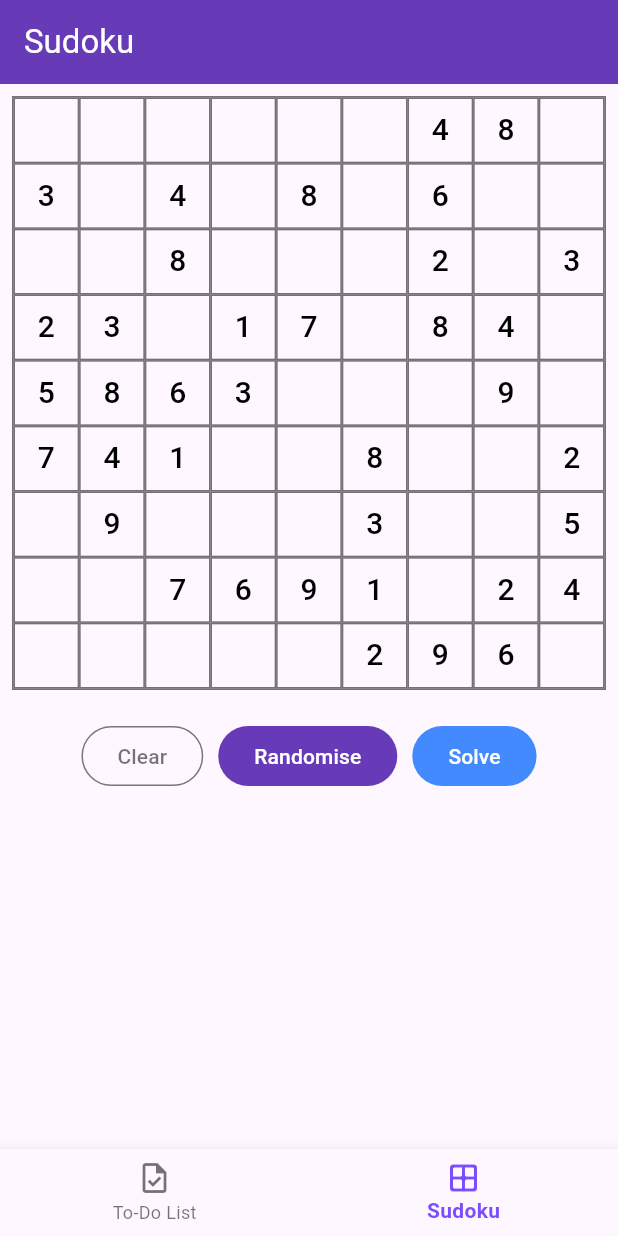
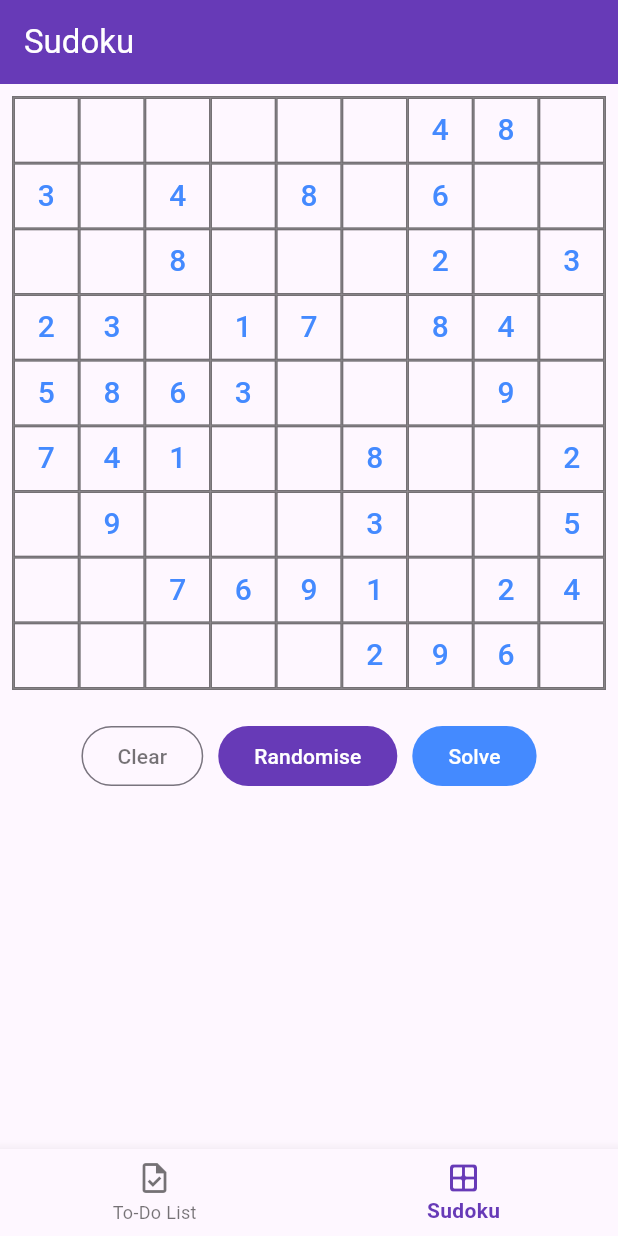
Before and after one commit to hmai2139/rapidmap-test, a Flutter app: the screen it shows after launch, item 2 of the bottom bar chosen, after a tap on "Randomise", on a phone screen of 412 x 824 dp. Run offline on Flutter 3.47's test engine with Material 3 defaults, Android fonts, the phone set to English and light mode, and no system bars; our stand-ins replace sqflite; accounts and stored records are empty.

Commit message:
Added a Colour class.

```diff
--- a/lib/main.dart
+++ b/lib/main.dart
@@ -1,5 +1,6 @@
 import 'package:flutter/material.dart';
 import 'package:provider/provider.dart';
+import 'package:rapidmap_test/stylings/app_colours.dart';
 import 'package:rapidmap_test/sudoku/sudoku.dart';
 import 'package:rapidmap_test/to_do_list/providers/task_provider.dart';
 import 'package:rapidmap_test/to_do_list/to_do_list.dart';
@@ -58,7 +59,7 @@ class _MyHomePageState extends State<MyHomePage> {
   Widget build(BuildContext context) {
     return Scaffold(
       appBar: AppBar(
-        backgroundColor: Colors.deepPurple,
+        backgroundColor: AppColours.primary,
         title: Text(
           pages[_currentPageIndex],
           style: const TextStyle(color: Colors.white),
@@ -78,7 +79,7 @@ class _MyHomePageState extends State<MyHomePage> {
       ),
       bottomNavigationBar: BottomNavigationBar(
         currentIndex: _currentPageIndex,
-        selectedItemColor: Colors.deepPurpleAccent,
+        selectedItemColor: AppColours.primary,
         selectedLabelStyle: const TextStyle(fontWeight: FontWeight.bold),
         onTap: _onItemTapped,
         items: const <BottomNavigationBarItem>[
--- /dev/null
+++ b/lib/stylings/app_colours.dart
@@ -0,0 +1,8 @@
+import 'package:flutter/material.dart';
+
+/// Class containing [Color]s used by app.
+
+class AppColours {
+  static Color primary = Colors.deepPurple;
+  static Color accent = Colors.deepPurpleAccent;
+}
--- a/lib/sudoku/sudoku.dart
+++ b/lib/sudoku/sudoku.dart
@@ -1,6 +1,8 @@
 import 'package:flutter/material.dart';
 import 'package:rapidmap_test/sudoku/utils/generator.dart' as generator;
 import 'package:rapidmap_test/sudoku/utils/solver.dart' as solver;
+
+import '../stylings/app_colours.dart';
 
 /// A 9x9 Sudoku game for RapidMap Developer Test Q2.
 /// User can input their own puzzles.
@@ -19,7 +21,8 @@ class _SudokuState extends State<Sudoku> {
   List<List<int>> _puzzle = generator.generateEmptySudoku();
 
   /// Colour array to differentiate numbers from input and solution.
-  List<List<Color>> _colours = generator.generateColours();
+  List<List<Color>> _colours =
+      generator.generateColours(generator.generateEmptySudoku());
 
   /// Whether puzzle is invalid.
   bool _isValid = false;
@@ -33,7 +36,7 @@ class _SudokuState extends State<Sudoku> {
 
   void _initialise() {
     _puzzle = generator.generateEmptySudoku();
-    _colours = generator.generateColours();
+    _colours = generator.generateColours(_puzzle);
   }
 
   _solvePuzzle() {
@@ -45,7 +48,7 @@ class _SudokuState extends State<Sudoku> {
             (row) => List.generate(
                 9,
                 (col) =>
-                    _puzzle[row][col] > 0 ? Colors.black : Colors.blueAccent));
+                    _puzzle[row][col] > 0 ? Colors.black : AppColours.primary));
         _puzzle = solution.puzzle;
       });
     } else {
@@ -53,16 +56,20 @@ class _SudokuState extends State<Sudoku> {
         context: context,
         builder: (BuildContext context) {
           return AlertDialog(
-            title: const Text(
+            title: Text(
               "No solutions found",
-              style: TextStyle(color: Colors.blueAccent),
+              style: TextStyle(color: AppColours.primary),
             ),
             content: const Text(
-                "The puzzle may be invalid or insufficient clues were provided."),
+              "The puzzle may be invalid or insufficient clues were provided.",
+              style: TextStyle(color: Colors.black54),
+            ),
             actions: [
               TextButton(
-                child: const Text("Bummer :(",
-                    style: TextStyle(color: Colors.blueAccent)),
+                child: Text(
+                  "Bummer :(",
+                  style: TextStyle(color: AppColours.primary),
+                ),
                 onPressed: () => Navigator.pop(context),
               ),
             ],
@@ -103,8 +110,8 @@ class _SudokuState extends State<Sudoku> {
                 mainAxisAlignment: MainAxisAlignment.center,
                 children: [
                   OutlinedButton(
-                    style:
-                        OutlinedButton.styleFrom(foregroundColor: Colors.black54),
+                    style: OutlinedButton.styleFrom(
+                        foregroundColor: Colors.black54),
                     onPressed: () => setState(() {
                       _initialise();
                     }),
@@ -113,7 +120,7 @@ class _SudokuState extends State<Sudoku> {
                   const SizedBox(width: 10),
                   FilledButton(
                     style: FilledButton.styleFrom(
-                        backgroundColor: Colors.deepPurple),
+                        backgroundColor: AppColours.primary),
                     onPressed: _generate,
                     child: const Text('Randomise'),
                   ),
--- a/lib/sudoku/utils/generator.dart
+++ b/lib/sudoku/utils/generator.dart
@@ -130,5 +130,11 @@ void printSudoku(List<List<int>> puzzle) {
 List<List<int>> generateEmptySudoku() =>
     List.generate(9, (_) => List.generate(9, (_) => 0));
 
-List<List<Color>> generateColours() =>
-    List.generate(9, (_) => List.generate(9, (_) => Colors.black));
+/// Generate a matching 2D array of [Color] based on the current puzzle.
+List<List<Color>> generateColours(List<List<int>> puzzle) {
+  return List.generate(9, (row) {
+    return List.generate(9, (col) {
+      return puzzle[row][col] > 0 ? Colors.black : Colors.blueAccent;
+    });
+  });
+}
--- a/lib/to_do_list/forms/task_input_form.dart
+++ b/lib/to_do_list/forms/task_input_form.dart
@@ -4,6 +4,7 @@ import 'package:rapidmap_test/to_do_list/models/database.dart';
 import 'package:rapidmap_test/to_do_list/models/task.dart';
 import 'package:rapidmap_test/to_do_list/providers/task_provider.dart';
 import 'package:rapidmap_test/to_do_list/utils/snackbar_utils.dart';
+import '../../stylings/app_colours.dart';
 import '../utils/datetime_utils.dart' as utils;
 import 'package:flutter/services.dart';
 
@@ -117,7 +118,7 @@ class _TaskInputFormState extends State<TaskInputForm> {
                 const SizedBox(width: 10),
                 FilledButton(
                   style: FilledButton.styleFrom(
-                      backgroundColor: Colors.deepPurple),
+                      backgroundColor: AppColours.primary),
                   onPressed: () async {
                     /// Validate the form before submission.
                     if (_formKey.currentState!.validate()) {
--- a/lib/to_do_list/to_do_list.dart
+++ b/lib/to_do_list/to_do_list.dart
@@ -6,6 +6,7 @@ import 'package:rapidmap_test/to_do_list/utils/datetime_utils.dart' as utils;
 import 'package:rapidmap_test/to_do_list/models/task.dart';
 import 'package:rapidmap_test/to_do_list/utils/snackbar_utils.dart';
 
+import '../stylings/app_colours.dart';
 import 'models/task_filter_options.dart';
 
 class ToDoList extends StatefulWidget {
@@ -52,7 +53,7 @@ class _ToDoListState extends State<ToDoList> {
       ),
       floatingActionButton: FloatingActionButton(
         shape: const CircleBorder(),
-        backgroundColor: Colors.deepPurple,
+        backgroundColor: AppColours.primary,
         onPressed: () => _inputTask(null),
         tooltip: 'Add a new task',
         child: const Icon(
@@ -72,9 +73,9 @@ class _ToDoListState extends State<ToDoList> {
           case ConnectionState.none:
           case ConnectionState.waiting:
           case ConnectionState.active:
-            return const Center(
+            return Center(
                 child: CircularProgressIndicator(
-              color: Colors.deepPurple,
+              color: AppColours.primary,
             ));
 
           case ConnectionState.done:
@@ -129,18 +130,18 @@ class _ToDoListState extends State<ToDoList> {
             ? GestureDetector(
                 onTap: () {
                   taskProvider.updateTaskCompletion(task, 0);
-                  showSnackBar(context, 'Task updated');
+                  showSnackBar(context, 'Task marked as uncompleted');
                 },
-                child: const Icon(
+                child: Icon(
                   Icons.check_circle,
                   size: 25,
-                  color: Colors.deepPurple,
+                  color: AppColours.accent,
                 ),
               )
             : GestureDetector(
                 onTap: () {
                   taskProvider.updateTaskCompletion(task, 1);
-                  showSnackBar(context, 'Task updated');
+                  showSnackBar(context, 'Task marked as completed');
                 },
                 child: const Icon(Icons.check_circle_outline, size: 25),
               ),
@@ -174,7 +175,7 @@ class _ToDoListState extends State<ToDoList> {
           children: [
             GestureDetector(
               onTap: () => _inputTask(task),
-              child: const Icon(Icons.edit, size: 25, color: Colors.deepPurple),
+              child: Icon(Icons.edit, size: 25, color: AppColours.primary),
             ),
             GestureDetector(
               onTap: () => _deleteTask(task.id!),
--- a/lib/to_do_list/utils/snackbar_utils.dart
+++ b/lib/to_do_list/utils/snackbar_utils.dart
@@ -1,4 +1,6 @@
 import 'package:flutter/material.dart';
+
+import '../../stylings/app_colours.dart';
 
 /// Shows a Snackbar with [text].
 void showSnackBar(BuildContext context, String text) {
@@ -8,7 +10,7 @@ void showSnackBar(BuildContext context, String text) {
     shape: RoundedRectangleBorder(
       borderRadius: BorderRadius.circular(24),
     ),
-    backgroundColor: Colors.deepPurpleAccent,
+    backgroundColor: AppColours.accent,
     duration: const Duration(seconds: 1),
   );
   ScaffoldMessenger.of(context).showSnackBar(snackBar);
```
